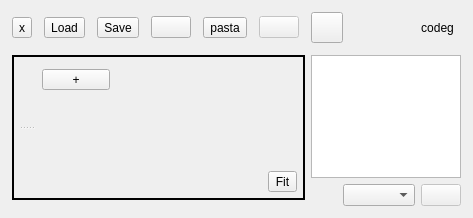
NikolayRag/codeg, file src/Ui/AppWindow.ui: the form before one commit.
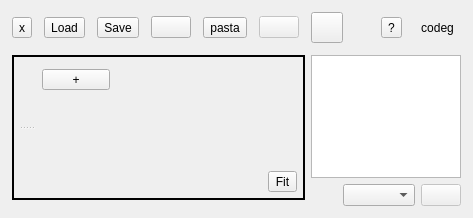
The form after the commit. Icons and pictures are not drawn.

Commit message: add Ui.prefsList() and prefs button

```diff
--- a/src/Ui/AppWindow.ui
+++ b/src/Ui/AppWindow.ui
@@ -170,6 +170,13 @@
             </property>
            </spacer>
           </item>
+          <item>
+           <widget class="QToolButton" name="btnPrefs">
+            <property name="text">
+             <string>?</string>
+            </property>
+           </widget>
+          </item>
           <item>
            <widget class="QToolButton" name="btnCaption">
             <property name="text">
```
The commit also changes 1 other file.
